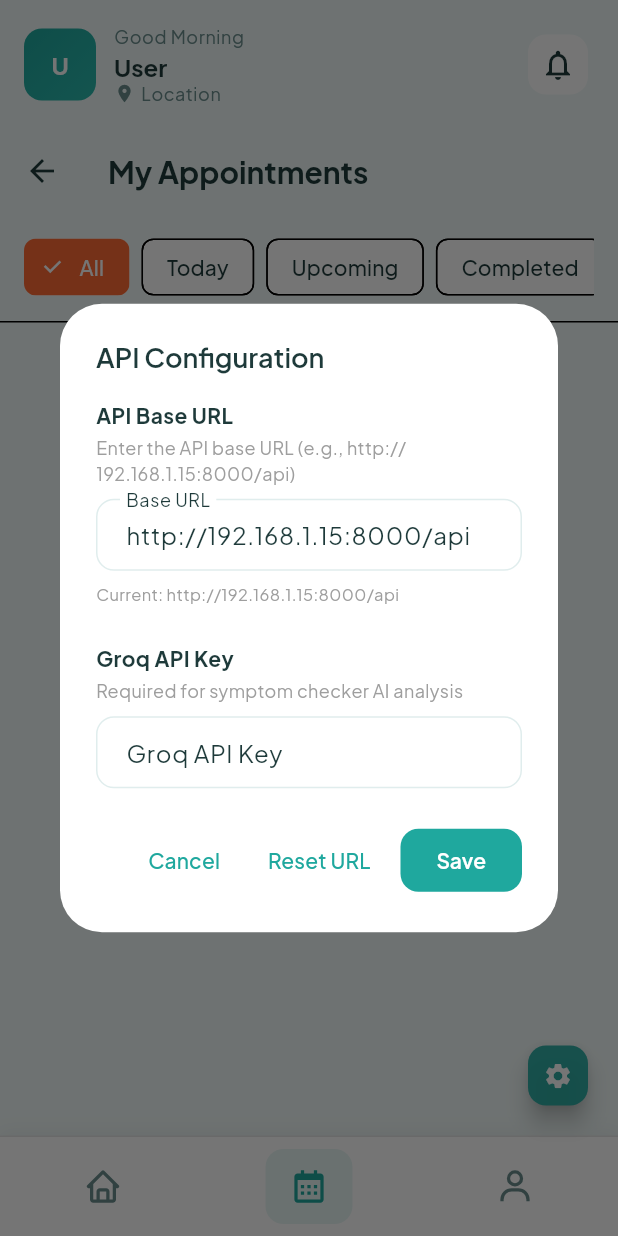
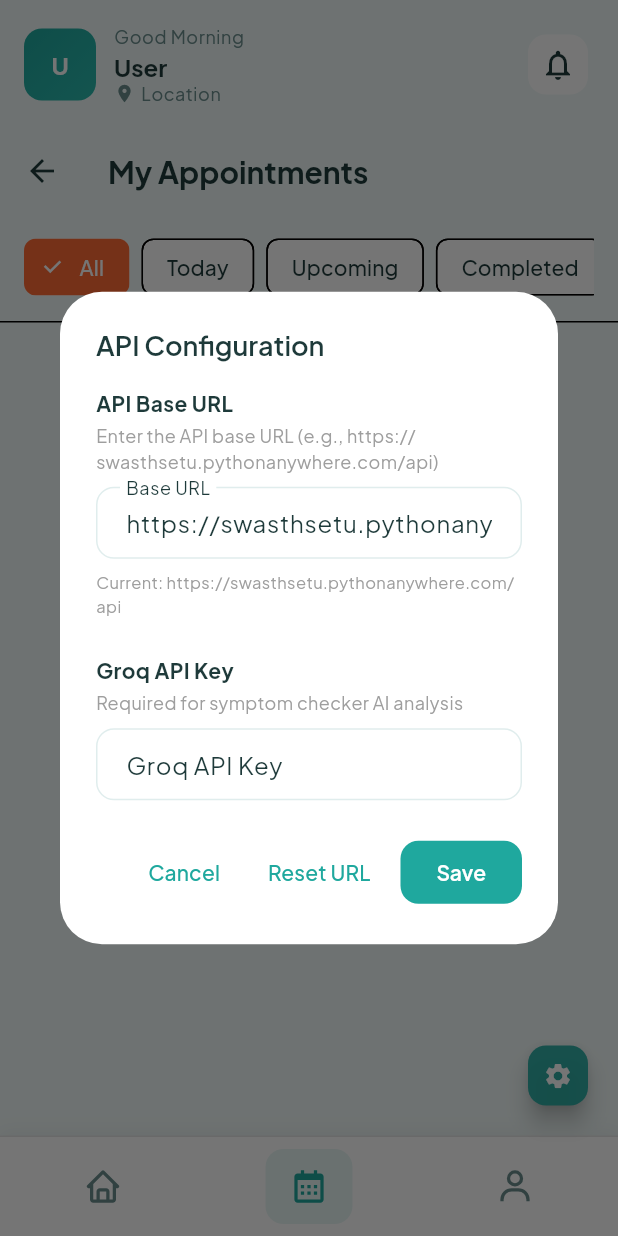
Before and after one commit to Everest1508/rural-health-connect, a Flutter app: the DoctorMainScreen screen opened directly, item 2 of the bottom bar chosen, after a tap on the "settings" icon, on a phone screen of 412 x 824 dp. Run offline on Flutter 3.47's test engine with Material 3 defaults, Android fonts, the light colour scheme and no system bars; our stand-ins replace dio, flutter_markdown, geocoding, geolocator, google_fonts, icons_plus and 2 more; accounts and stored records are empty; network calls fail.

Commit message:
Update Dart SDK version in pubspec.lock and change API base URL to production server in ApiConfigService and related widget

```diff
--- a/flutter_app/lib/core/services/api_config_service.dart
+++ b/flutter_app/lib/core/services/api_config_service.dart
@@ -1,5 +1,4 @@
 import 'package:shared_preferences/shared_preferences.dart';
-import 'dart:io';
 
 class ApiConfigService {
   static const String _baseUrlKey = 'api_base_url';
@@ -20,15 +19,8 @@ class ApiConfigService {
 
   /// Get default base URL based on platform
   static String _getDefaultBaseUrl() {
-    const String physicalDeviceIp = '192.168.1.15';
-
-    if (Platform.isAndroid) {
-      return 'http://$physicalDeviceIp:8000/api';
-    } else if (Platform.isIOS) {
-      return 'http://$physicalDeviceIp:8000/api';
-    } else {
-      return 'http://$physicalDeviceIp:8000/api';
-    }
+    // Production server URL
+    return 'https://swasthsetu.pythonanywhere.com/api';
   }
 
   /// Save the base URL
--- a/flutter_app/lib/widgets/common/api_config_button.dart
+++ b/flutter_app/lib/widgets/common/api_config_button.dart
@@ -50,7 +50,7 @@ class _ApiConfigButtonState extends State<ApiConfigButton> {
               ),
               const SizedBox(height: 4),
               const Text(
-                'Enter the API base URL (e.g., http://192.168.1.15:8000/api)',
+                'Enter the API base URL (e.g., https://swasthsetu.pythonanywhere.com/api)',
                 style: TextStyle(fontSize: 12, color: Colors.grey),
               ),
               const SizedBox(height: 8),
@@ -58,7 +58,7 @@ class _ApiConfigButtonState extends State<ApiConfigButton> {
                 controller: urlController,
                 decoration: const InputDecoration(
                   labelText: 'Base URL',
-                  hintText: 'http://192.168.1.15:8000/api',
+                  hintText: 'https://swasthsetu.pythonanywhere.com/api',
                   border: OutlineInputBorder(),
                 ),
               ),
```
Also changed, not shown: flutter_app/pubspec.lock.
